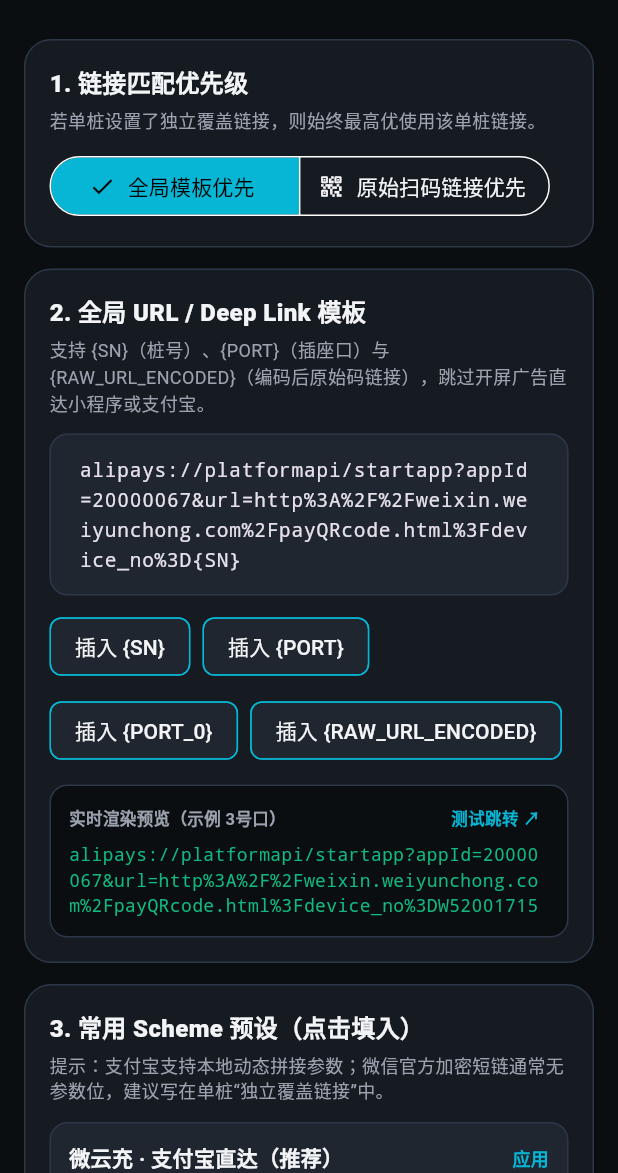
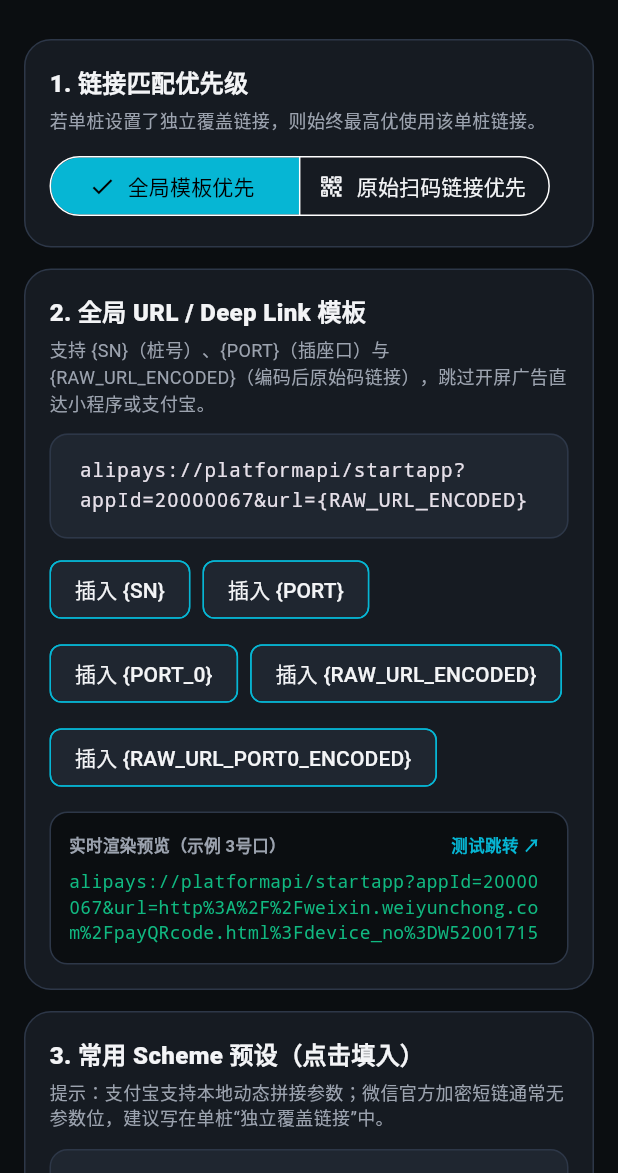
Before and after one commit to feyakit/ZapSlot, a Flutter app: the screen it shows after launch, item 3 of the bottom bar chosen, on a phone screen of 412 x 824 dp, the part 63-1236 px from its top. Run offline on Flutter 3.47's test engine with Material 3 defaults, Android fonts, the phone set to English and light mode, and no system bars; our stand-ins replace connectivity_plus, flutter_local_notifications, flutter_riverpod, internet_connection_checker_plus, shared_preferences; missing offline and left inert: google_mlkit_text_recognition, mobile_scanner, workmanager.

Commit message:
feat: add WorkManager background recovery, fix Kotlin plugin/cold-start/default URL/iOS delegate, add CI & MIT license

```diff
--- a/lib/main.dart
+++ b/lib/main.dart
@@ -4,6 +4,7 @@ import 'package:shared_preferences/shared_preferences.dart';
 
 import 'providers/app_providers.dart';
 import 'screens/home_screen.dart';
+import 'services/background_queue_worker.dart';
 import 'services/notification_service.dart';
 import 'services/storage_service.dart';
 import 'theme/app_theme.dart';
@@ -14,6 +15,8 @@ Future<void> main() async {
   final prefs = await SharedPreferences.getInstance();
   final storage = StorageService(prefs);
   final initialStations = await storage.loadStationsOrSeed();
+
+  await BackgroundQueueWorker.initialize();
 
   final notifications = NotificationService();
   final launchPayload = await notifications.initialize();
--- a/lib/models/app_settings.dart
+++ b/lib/models/app_settings.dart
@@ -36,30 +36,32 @@ class AppSettings {
             : (defaultPortCount > 12 ? 12 : defaultPortCount);
 
   static const String defaultGlobalTemplate =
-      'alipays://platformapi/startapp?appId=20000067&url=http%3A%2F%2Fweixin.weiyunchong.com%2FpayQRcode.html%3Fdevice_no%3D{SN}';
+      'alipays://platformapi/startapp?appId=20000067&url={RAW_URL_ENCODED}';
+  static const String defaultFallbackRawUrlTemplate =
+      'http://weixin.weiyunchong.com/payQRcode.html?device_no={SN}';
   static const String defaultSerialRegex = r'W\d{8}';
   static const String defaultQuickInputPrefix = 'W5200';
 
   static const List<UrlRulePreset> presets = [
     UrlRulePreset(
-      name: '微云充 · 支付宝直达（推荐）',
-      description: '通过支付宝内置浏览器直达微云充选口页，支持扫码、OCR 及 4 位尾号直达，免扫码跳过开屏广告',
+      name: '通用原始码 · 支付宝直达（默认，最稳妥）',
+      description: '完整保留原二维码所有参数（含签名/门店参数）并交由支付宝内置浏览器打开，进入选口页查看实时空闲插座',
       template:
-          'alipays://platformapi/startapp?appId=20000067&url=http%3A%2F%2Fweixin.weiyunchong.com%2FpayQRcode.html%3Fdevice_no%3D{SN}',
+          'alipays://platformapi/startapp?appId=20000067&url={RAW_URL_ENCODED}',
       recommendedMode: UrlRuleMode.globalTemplate,
     ),
     UrlRulePreset(
-      name: '微云充 · 带插座号直达支付页（实验）',
-      description: '传入 gun_num={PORT_0}（0起始索引）跳过选口页直达支付页，首次使用请核对页面显示的插座号',
+      name: '微云充 · 原码保留参数 + 传插座号直达支付页',
+      description: '在保留原二维码全部参数的基础上附加 gun_num={PORT_0}（0起始索引），跳过选口页直达支付页',
       template:
-          'alipays://platformapi/startapp?appId=20000067&url=http%3A%2F%2Fweixin.weiyunchong.com%2FpayQRcode.html%3Fdevice_no%3D{SN}%26gun_num%3D{PORT_0}',
+          'alipays://platformapi/startapp?appId=20000067&url={RAW_URL_PORT0_ENCODED}',
       recommendedMode: UrlRuleMode.globalTemplate,
     ),
     UrlRulePreset(
-      name: '通用充电桩 · 支付宝打开原始码',
-      description: '自动将各品牌充电桩的原始二维码链接编码后交由支付宝内置浏览器直接打开',
+      name: '微云充 · 按桩号拼接支付宝直达',
+      description: '仅按 {SN} 拼接微云充地址（适合无签名参数的纯编号桩或 OCR / 尾号直达）',
       template:
-          'alipays://platformapi/startapp?appId=20000067&url={RAW_URL_ENCODED}',
+          'alipays://platformapi/startapp?appId=20000067&url=http%3A%2F%2Fweixin.weiyunchong.com%2FpayQRcode.html%3Fdevice_no%3D{SN}',
       recommendedMode: UrlRuleMode.globalTemplate,
     ),
     UrlRulePreset(
--- a/lib/screens/home_screen.dart
+++ b/lib/screens/home_screen.dart
@@ -56,6 +56,10 @@ class HomeScreen extends ConsumerWidget {
                           isQueuedHere: isQueuedHere,
                           queuedPort:
                               isQueuedHere ? queueState.pendingPort : null,
+                          usesPort: UrlRuleEngine.templateUsesPort(
+                            station,
+                            settings,
+                          ),
                           onTrigger: (port) async {
                             await ref
                                 .read(launchQueueProvider.notifier)
--- a/lib/screens/offline_scanner_screen.dart
+++ b/lib/screens/offline_scanner_screen.dart
@@ -7,6 +7,7 @@ import 'package:google_mlkit_text_recognition/google_mlkit_text_recognition.dart
 import 'package:mobile_scanner/mobile_scanner.dart';
 import 'package:path_provider/path_provider.dart';
 
+import '../models/app_settings.dart';
 import '../providers/app_providers.dart';
 import '../services/url_rule_engine.dart';
 import '../theme/app_theme.dart';
@@ -163,7 +164,7 @@ class _OfflineScannerScreenState extends ConsumerState<OfflineScannerScreen> {
       if (sn != null && sn.isNotEmpty) {
         _isConfirming = true;
         final generatedUrl = UrlRuleEngine.previewUrl(
-          settings.globalUrlTemplate,
+          AppSettings.defaultFallbackRawUrlTemplate,
           sampleSn: sn,
           samplePort: 1,
         );
--- a/lib/screens/rule_settings_screen.dart
+++ b/lib/screens/rule_settings_screen.dart
@@ -227,6 +227,13 @@ class _RuleSettingsScreenState extends ConsumerState<RuleSettingsScreen> {
                       backgroundColor: AppColors.surfaceElevated,
                       side: const BorderSide(color: AppColors.cyan),
                       onPressed: () => _insertPlaceholder('{RAW_URL_ENCODED}'),
+                    ),
+                    ActionChip(
+                      label: const Text('插入 {RAW_URL_PORT0_ENCODED}'),
+                      backgroundColor: AppColors.surfaceElevated,
+                      side: const BorderSide(color: AppColors.cyan),
+                      onPressed: () =>
+                          _insertPlaceholder('{RAW_URL_PORT0_ENCODED}'),
                     ),
                   ],
                 ),
--- a/lib/services/url_rule_engine.dart
+++ b/lib/services/url_rule_engine.dart
@@ -157,6 +157,24 @@ class UrlRuleEngine {
     return null;
   }
 
+  /// 判断当前生效的链接规则是否会把用户选中的插座号传入目标链接。
+  static bool templateUsesPort(ChargingStation station, AppSettings settings) {
+    final custom = station.customDeepLinkTemplate?.trim();
+    final String effectiveTemplate;
+    if (custom != null && custom.isNotEmpty) {
+      effectiveTemplate = custom;
+    } else if (settings.ruleMode == UrlRuleMode.globalTemplate &&
+        settings.globalUrlTemplate.trim().isNotEmpty) {
+      effectiveTemplate = settings.globalUrlTemplate.trim();
+    } else {
+      effectiveTemplate = station.rawUrl.trim();
+    }
+    final lower = effectiveTemplate.toLowerCase();
+    return lower.contains('{port}') ||
+        lower.contains('{port_0}') ||
+        lower.contains('{raw_url_port0_encoded}');
+  }
+
   /// 生成规则设置页中的实时预览字符串。
   static String previewUrl(
     String template, {
@@ -182,10 +200,10 @@ class UrlRuleEngine {
     int port, {
     String rawUrl = '',
   }) {
-    final usesRawUrl = template.contains('{RAW_URL}') ||
-        template.contains('{raw_url}') ||
-        template.contains('{RAW_URL_ENCODED}') ||
-        template.contains('{raw_url_encoded}');
+    final lower = template.toLowerCase();
+    final usesRawUrl = lower.contains('{raw_url}') ||
+        lower.contains('{raw_url_encoded}') ||
+        lower.contains('{raw_url_port0_encoded}');
     final trimmedRaw = rawUrl.trim();
     if (usesRawUrl && trimmedRaw.isEmpty) {
       return null;
@@ -194,6 +212,21 @@ class UrlRuleEngine {
     final encodedSn = Uri.encodeComponent(sn.trim().toUpperCase());
     final encodedRaw = Uri.encodeComponent(trimmedRaw);
     final zeroBasedPort = (port - 1).clamp(0, 11).toString();
+
+    String encodedRawWithPort0 = '';
+    if (lower.contains('{raw_url_port0_encoded}') && trimmedRaw.isNotEmpty) {
+      final parsedRaw = Uri.tryParse(trimmedRaw);
+      if (parsedRaw != null && parsedRaw.hasScheme) {
+        final mergedParams = Map<String, String>.from(parsedRaw.queryParameters)
+          ..['gun_num'] = zeroBasedPort;
+        encodedRawWithPort0 = Uri.encodeComponent(
+          parsedRaw.replace(queryParameters: mergedParams).toString(),
+        );
+      } else {
+        encodedRawWithPort0 = encodedRaw;
+      }
+    }
+
     return template
         .replaceAll('{SN}', encodedSn)
         .replaceAll('{sn}', encodedSn)
@@ -201,6 +234,8 @@ class UrlRuleEngine {
         .replaceAll('{port_0}', zeroBasedPort)
         .replaceAll('{PORT}', port.toString())
         .replaceAll('{port}', port.toString())
+        .replaceAll('{RAW_URL_PORT0_ENCODED}', encodedRawWithPort0)
+        .replaceAll('{raw_url_port0_encoded}', encodedRawWithPort0)
         .replaceAll('{RAW_URL_ENCODED}', encodedRaw)
         .replaceAll('{raw_url_encoded}', encodedRaw)
         .replaceAll('{RAW_URL}', trimmedRaw)
--- a/lib/widgets/quick_serial_modal.dart
+++ b/lib/widgets/quick_serial_modal.dart
@@ -2,6 +2,7 @@ import 'package:flutter/material.dart';
 import 'package:flutter/services.dart';
 import 'package:flutter_riverpod/flutter_riverpod.dart';
 
+import '../models/app_settings.dart';
 import '../providers/app_providers.dart';
 import '../services/url_rule_engine.dart';
 import '../theme/app_theme.dart';
@@ -101,7 +102,7 @@ class _QuickSerialModalState extends ConsumerState<QuickSerialModal> {
               alias: '车库桩 ${finalSn.substring(finalSn.length - 4)}',
               serialNumber: finalSn,
               rawUrl: UrlRuleEngine.previewUrl(
-                settings.globalUrlTemplate,
+                AppSettings.defaultFallbackRawUrlTemplate,
                 sampleSn: finalSn,
                 samplePort: _selectedPort,
               ),
--- a/pubspec.yaml
+++ b/pubspec.yaml
@@ -19,6 +19,7 @@ dependencies:
   flutter_local_notifications: ^18.0.1
   path_provider: ^2.1.5
   uuid: ^4.5.1
+  workmanager: ^0.10.10
 
 dev_dependencies:
   flutter_test:
```
Also changed, not shown: lib/services/background_queue_worker.dart (added, +140 -0 lines), lib/services/launch_queue_service.dart (+19 -2 lines), lib/widgets/station_card.dart (+7 -3 lines), pubspec.lock (deleted), 11 other files.
